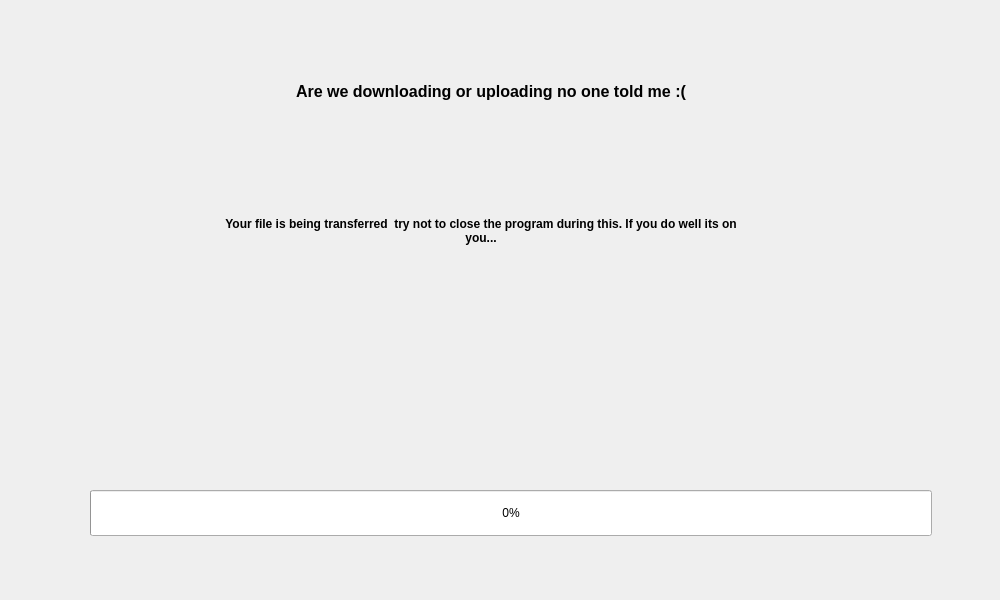
Above: Client/UI/Main.ui from Odetut/TeleFile before the change. Below: the same form after it.
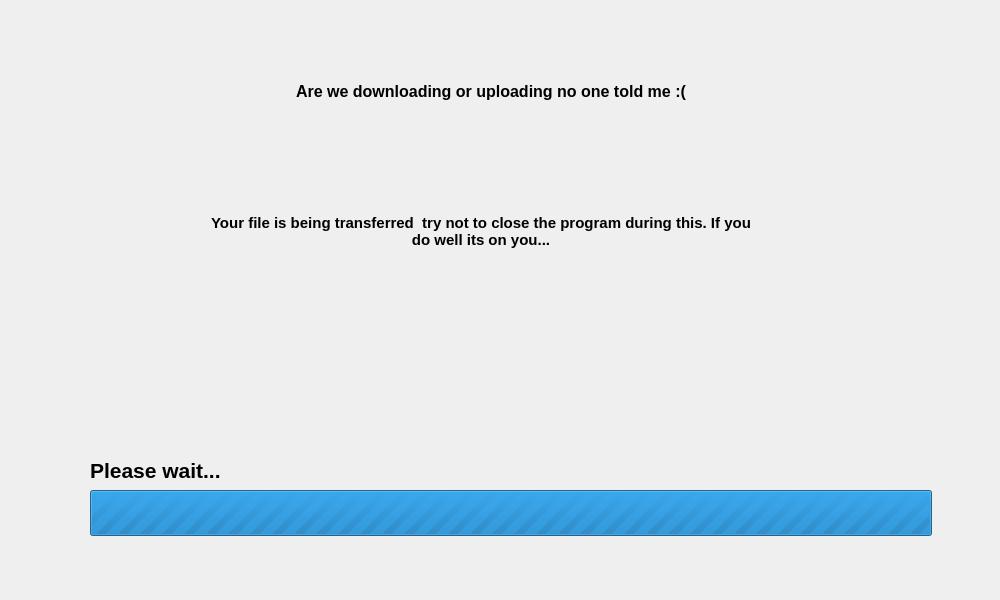
That is the form after the change. The open tabs and pages were chosen to show the change. Icons and pictures are not drawn.

Diff of the .ui file:
```diff
--- a/Client/UI/Main.ui
+++ b/Client/UI/Main.ui
@@ -788,6 +788,9 @@
         <height>46</height>
        </rect>
       </property>
+      <property name="maximum">
+       <number>0</number>
+      </property>
       <property name="value">
        <number>0</number>
       </property>
@@ -832,7 +835,7 @@
       </property>
       <property name="font">
        <font>
-        <pointsize>9</pointsize>
+        <pointsize>11</pointsize>
         <weight>75</weight>
         <bold>true</bold>
        </font>
@@ -847,6 +850,29 @@
        <bool>true</bool>
       </property>
      </widget>
+     <widget class="QLabel" name="label_15">
+      <property name="geometry">
+       <rect>
+        <x>80</x>
+        <y>440</y>
+        <width>211</width>
+        <height>41</height>
+       </rect>
+      </property>
+      <property name="font">
+       <font>
+        <pointsize>16</pointsize>
+        <weight>75</weight>
+        <bold>true</bold>
+       </font>
+      </property>
+      <property name="text">
+       <string>Please wait...</string>
+      </property>
+      <property name="scaledContents">
+       <bool>true</bool>
+      </property>
+     </widget>
     </widget>
    </widget>
   </widget>
```
Left out of the diff: 11 changed lines with no effect on the pictures.
